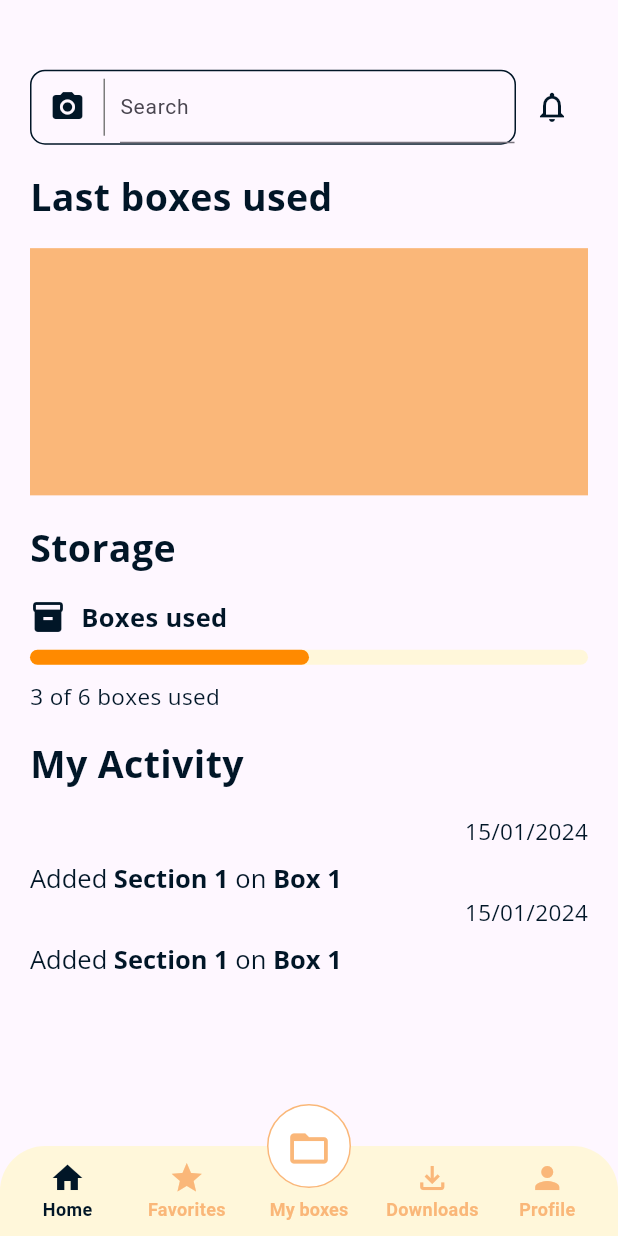
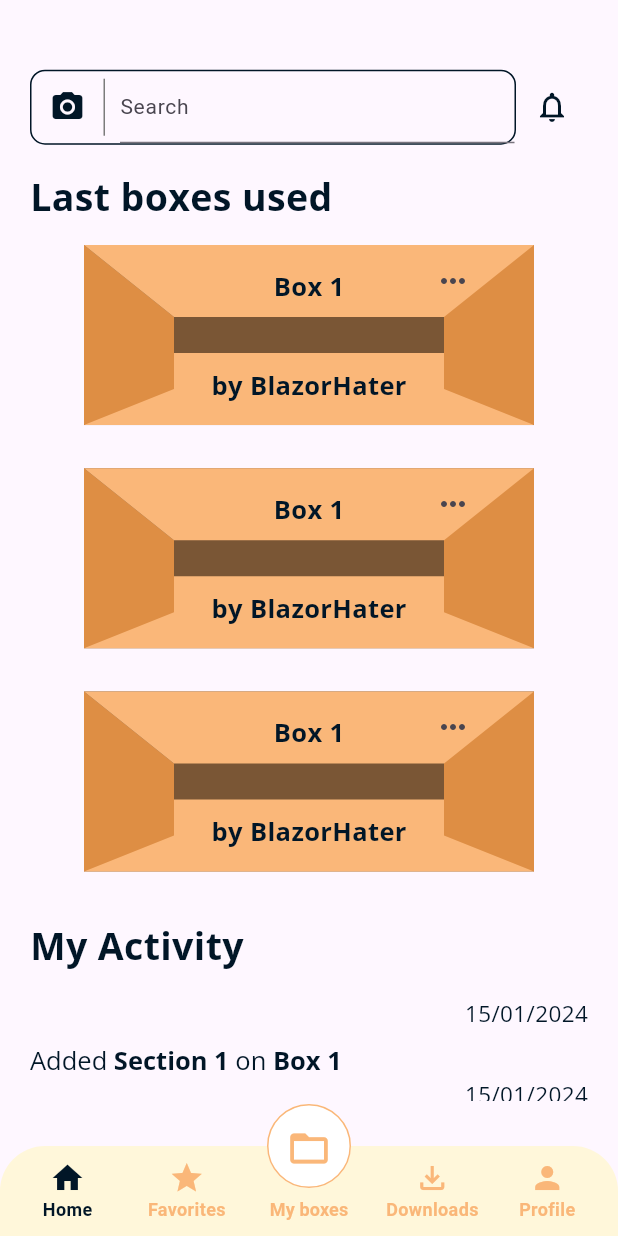
Before and after one commit to Squirrel-s-Box/Frontend-mobile, a Flutter app: the screen it shows after launch, on a phone screen of 412 x 824 dp. Run offline on Flutter 3.47's test engine with Material 3 defaults, Android fonts, the phone set to English and light mode, and no system bars; drawn by our look-alikes of auto_size_text; our stand-ins replace flutter_otp_text_field, google_fonts.

Commit message:
mi ultima chamba

```diff
--- a/lib/configs/theme/colors.dart
+++ b/lib/configs/theme/colors.dart
@@ -9,4 +9,5 @@ class AppColors{
   static const Color whiteBackground = Color(0xFFFFFFFF);
   static const Color placeholderColor = Color(0xFF7C7C7C);
   static const Color cofeeCapuchino = Color(0xFF7A5635);
+  static const Color cartoon = Color(0xFFDE8E44);
 }
--- a/lib/features/general_widgets/atomic_widgets/atomic_texts.dart
+++ b/lib/features/general_widgets/atomic_widgets/atomic_texts.dart
@@ -37,7 +37,8 @@ class SecondaryTitle extends StatelessWidget {
 
 class NormalText extends StatelessWidget {
   final String title;
-  const NormalText({super.key, required this.title});
+  bool isBold = false;
+  NormalText({super.key, required this.title, this.isBold = false});
 
   @override
   Widget build(BuildContext context) {
@@ -45,7 +46,7 @@ class NormalText extends StatelessWidget {
     return AutoSizeText(title, style: GoogleFonts.openSans(
       fontSize: responsive.sp(17),
       color: AppColors.darkBlue,
-      fontWeight: FontWeight.normal
+      fontWeight: isBold ? FontWeight.bold : FontWeight.normal
     ),);
   }
 }
--- a/lib/features/home/presentation/pages/home_page.dart
+++ b/lib/features/home/presentation/pages/home_page.dart
@@ -2,13 +2,13 @@ import 'package:cajardilla/configs/helper/responsive.dart';
 import 'package:cajardilla/configs/theme/colors.dart';
 import 'package:cajardilla/features/general_widgets/atomic_widgets/atomic_texts.dart';
 import 'package:cajardilla/features/general_widgets/molecule_widgets/top_bar_searcher.dart';
-import 'package:cajardilla/features/home/presentation/widgets/fractional_boxes_used.dart';
-import 'package:cajardilla/features/home/presentation/widgets/tile_activity_register.dart';
+import 'package:cajardilla/features/home/presentation/widgets/my_activity/my_activty_widget.dart';
+import 'package:cajardilla/features/profile/presentation/widget/storage_widget/fractional_boxes_used.dart';
+import 'package:cajardilla/features/home/presentation/widgets/last_box_used/last_boxes_widget.dart';
+import 'package:cajardilla/features/home/presentation/widgets/my_activity/tile_activity_register.dart';
 import 'package:flutter/material.dart';
 
-part 'package:cajardilla/features/home/presentation/widgets/boxes_used_storage.dart';
 
-part 'package:cajardilla/features/home/presentation/widgets/my_activity_register.dart';
 
 class HomePage extends StatelessWidget {
   const HomePage({super.key});
@@ -16,25 +16,19 @@ class HomePage extends StatelessWidget {
   @override
   Widget build(BuildContext context) {
     final responsive = Responsive.of(context);
-    return Column(crossAxisAlignment: CrossAxisAlignment.start, children: [
-      SizedBox(height: responsive.hp(2)),
-      const TopBarSearcher(),
-      SizedBox(height: responsive.hp(2)),
-      const PrincipalTitle(title: "Last boxes used"),
-      SizedBox(height: responsive.hp(2)),
-      Container(
-        color: AppColors.midOrange,
-        width: double.infinity,
-        height: responsive.hp(20),
+    return SizedBox(
+      height: double.infinity,
+      width: double.infinity,
+      child: SingleChildScrollView(
+        child: Column(crossAxisAlignment: CrossAxisAlignment.start, children: [
+          SizedBox(height: responsive.hp(2)),
+          const TopBarSearcher(),
+          SizedBox(height: responsive.hp(2)),
+          LastBoxesWidget(),
+          SizedBox(height: responsive.hp(2)),
+          MyActivityWidget(),
+        ]),
       ),
-      SizedBox(height: responsive.hp(2)),
-      const PrincipalTitle(title: "Storage"),
-      SizedBox(height: responsive.hp(2)),
-      BoxesUsedStorage(boxesTotal: 6, boxesUsed: 3),
-      SizedBox(height: responsive.hp(2)),
-      const PrincipalTitle(title: "My Activity"),
-      SizedBox(height: responsive.hp(2)),
-      const MyActivityRegister(),
-    ]);
+    );
   }
 }
--- /dev/null
+++ b/lib/features/home/presentation/widgets/last_box_used/last_boxes_widget.dart
@@ -0,0 +1,21 @@
+import 'package:cajardilla/configs/helper/responsive.dart';
+import 'package:cajardilla/features/general_widgets/atomic_widgets/atomic_texts.dart';
+import 'package:cajardilla/features/my_boxes/presentation/widgets/grid_view_boxes.dart';
+import 'package:flutter/material.dart';
+
+class LastBoxesWidget extends StatelessWidget {
+  const LastBoxesWidget({super.key});
+
+  @override
+  Widget build(BuildContext context) {
+    final responsive = Responsive.of(context);
+    return Column(
+      crossAxisAlignment: CrossAxisAlignment.start,
+      mainAxisAlignment: MainAxisAlignment.start,
+      children: [
+        const PrincipalTitle(title: "Last boxes used"),
+        GridViewBoxes(),
+      ],
+    );
+  }
+}
--- /dev/null
+++ b/lib/features/home/presentation/widgets/my_activity/my_activity_register.dart
@@ -0,0 +1,15 @@
+
+
+part of 'package:cajardilla/features/home/presentation/widgets/my_activity/my_activty_widget.dart';
+
+class MyActivityRegister extends StatelessWidget {
+  const MyActivityRegister({super.key});
+
+  @override
+  Widget build(BuildContext context) {
+    return Column(crossAxisAlignment: CrossAxisAlignment.start, children: [
+      TileActivityRegister(date: DateTime.now()),
+      TileActivityRegister(date: DateTime.now()),
+    ]);
+  }
+}
--- /dev/null
+++ b/lib/features/home/presentation/widgets/my_activity/my_activty_widget.dart
@@ -0,0 +1,23 @@
+import 'package:cajardilla/configs/helper/responsive.dart';
+import 'package:cajardilla/features/general_widgets/atomic_widgets/atomic_texts.dart';
+import 'package:cajardilla/features/home/presentation/widgets/my_activity/tile_activity_register.dart';
+import 'package:flutter/material.dart';
+
+part 'package:cajardilla/features/home/presentation/widgets/my_activity/my_activity_register.dart';
+
+class MyActivityWidget extends StatelessWidget {
+  const MyActivityWidget({super.key});
+
+  @override
+  Widget build(BuildContext context) {
+    final responsive = Responsive.of(context);
+    return Column(
+      crossAxisAlignment: CrossAxisAlignment.start,
+      children: [
+        const PrincipalTitle(title: "My Activity"),
+        SizedBox(height: responsive.hp(2)),
+        const MyActivityRegister(),
+      ],
+    );
+  }
+}
--- a/lib/features/home/presentation/widgets/my_activity_register.dart
+++ /dev/null
@@ -1,15 +0,0 @@
-part of 'package:cajardilla/features/home/presentation/pages/home_page.dart';
-
-class MyActivityRegister extends StatelessWidget {
-  const MyActivityRegister({super.key});
-
-  @override
-  Widget build(BuildContext context) {
-    return Expanded(
-      child: Column(crossAxisAlignment: CrossAxisAlignment.start, children: [
-        TileActivityRegister(date: DateTime.now()),
-        TileActivityRegister(date: DateTime.now()),
-      ]),
-    );
-  }
-}
--- a/lib/features/my_boxes/presentation/pages/myboxes_page.dart
+++ b/lib/features/my_boxes/presentation/pages/myboxes_page.dart
@@ -1,3 +1,4 @@
+import 'package:cajardilla/features/my_boxes/presentation/widgets/box_widget/box_item.dart';
 import 'package:flutter/cupertino.dart';
 
 class MyBoxesPage extends StatelessWidget {
@@ -6,6 +7,6 @@ class MyBoxesPage extends StatelessWidget {
   @override
   Widget build(BuildContext context) {
     return Center(
-      child: const Text('MyBoxes'),);
+      child: BoxItem(),);
   }
 }
--- /dev/null
+++ b/lib/features/my_boxes/presentation/widgets/box_widget/box_container.dart
@@ -0,0 +1,20 @@
+import 'package:cajardilla/configs/theme/colors.dart';
+import 'package:flutter/material.dart';
+
+part 'package:cajardilla/features/my_boxes/presentation/widgets/box_widget/box_painter.dart';
+
+class BoxContainer extends StatelessWidget {
+  const BoxContainer({super.key});
+
+  @override
+  Widget build(BuildContext context) {
+    return Container(
+      height: 120,
+      width: 300,
+      color: AppColors.cofeeCapuchino,
+      child: CustomPaint(
+        painter: BoxPainter(),
+      ),
+    );
+  }
+}
--- /dev/null
+++ b/lib/features/my_boxes/presentation/widgets/box_widget/box_item.dart
@@ -0,0 +1,27 @@
+import 'package:cajardilla/features/general_widgets/atomic_widgets/atomic_texts.dart';
+import 'package:cajardilla/features/my_boxes/presentation/widgets/box_widget/box_container.dart';
+import 'package:flutter/material.dart';
+
+part 'package:cajardilla/features/my_boxes/presentation/widgets/box_widget/box_texts.dart';
+part 'package:cajardilla/features/my_boxes/presentation/widgets/box_widget/box_options_icon.dart';
+
+class BoxItem extends StatelessWidget {
+  const BoxItem({super.key});
+
+  @override
+  Widget build(BuildContext context) {
+    return Center(
+      child: SizedBox(
+        height: 120,
+        width: 300,
+        child: Stack(
+          children: [
+            BoxContainer(),
+            BoxTexts(),
+            BoxOptionsIcon(),
+          ],
+        ),
+      ),
+    );
+  }
+}
--- /dev/null
+++ b/lib/features/my_boxes/presentation/widgets/box_widget/box_options_icon.dart
@@ -0,0 +1,16 @@
+part of 'package:cajardilla/features/my_boxes/presentation/widgets/box_widget/box_item.dart';
+
+class BoxOptionsIcon extends StatelessWidget {
+  const BoxOptionsIcon({super.key});
+
+  @override
+  Widget build(BuildContext context) {
+    return Positioned(
+        top: 0,
+        right: 30,
+        child: IconButton(
+          icon: const Icon(Icons.more_horiz),
+          onPressed: () {},
+        ));
+  }
+}
--- /dev/null
+++ b/lib/features/my_boxes/presentation/widgets/box_widget/box_texts.dart
@@ -0,0 +1,29 @@
+part of 'package:cajardilla/features/my_boxes/presentation/widgets/box_widget/box_item.dart';
+
+class BoxTexts extends StatelessWidget {
+  const BoxTexts({super.key});
+
+  @override
+  Widget build(BuildContext context) {
+    return  Align(
+      alignment: Alignment.center,
+      child: Padding(
+        padding: const EdgeInsets.symmetric(vertical: 15.0),
+        child: Column(
+          mainAxisAlignment: MainAxisAlignment.spaceBetween,
+          children:  [
+            NormalText(
+              title: "Box 1",
+              isBold: true,
+            ),
+            NormalText(
+              title: "by BlazorHater",
+              isBold: true,
+            ),
+
+          ],
+        ),
+      ),
+    );
+  }
+}
--- /dev/null
+++ b/lib/features/my_boxes/presentation/widgets/grid_view_boxes.dart
@@ -0,0 +1,24 @@
+import 'package:cajardilla/features/my_boxes/presentation/widgets/box_widget/box_item.dart';
+import 'package:flutter/material.dart';
+
+class GridViewBoxes extends StatelessWidget {
+  const GridViewBoxes({super.key});
+
+  @override
+  Widget build(BuildContext context) {
+    return GridView.builder(
+      shrinkWrap: true,
+      physics: const NeverScrollableScrollPhysics(),
+      gridDelegate: const SliverGridDelegateWithFixedCrossAxisCount(
+        crossAxisCount: 1,
+        // Esto asegura al menos una columna
+        childAspectRatio: 2.5,
+      ),
+      itemCount: 3,
+      // Reemplaza tusDatos con tu lista de elementos
+      itemBuilder: (context, index) {
+        return BoxItem(); // Construye tu elemento de la lista
+      },
+    );
+  }
+}
```
Also changed, not shown: lib/features/my_boxes/presentation/widgets/box_widget/box_painter.dart (added, +60 -0 lines), lib/features/profile/presentation/widget/storage_widget/boxes_used_storage.dart (renamed from lib/features/home/presentation/widgets/boxes_used_storage.dart, +6 -1 lines), lib/features/profile/presentation/widget/storage_widget/boxes_used_widget.dart (added, +20 -0 lines), lib/features/home/presentation/widgets/my_activity/tile_activity_register.dart (renamed from lib/features/home/presentation/widgets/tile_activity_register.dart), lib/features/profile/presentation/widget/storage_widget/fractional_boxes_used.dart (renamed from lib/features/home/presentation/widgets/fractional_boxes_used.dart).
